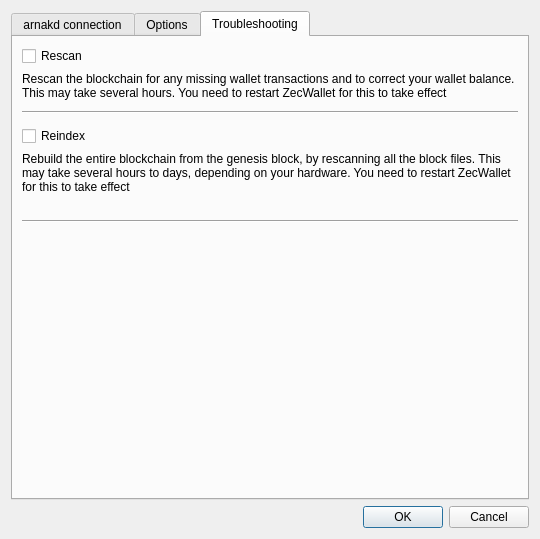
First picture: the form in src/settings.ui, repository michailduzhanski/awallet, before the edit.
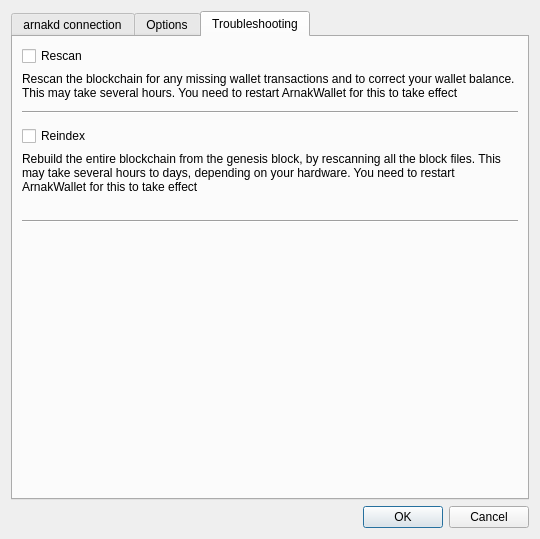
Second picture: the form after the edit. The open tabs and pages were chosen to show the change.

Patch:
```diff
--- a/src/settings.ui
+++ b/src/settings.ui
@@ -350,7 +350,7 @@
        <item row="1" column="0">
         <widget class="QLabel" name="label_9">
          <property name="text">
-          <string>Rescan the blockchain for any missing wallet transactions and to correct your wallet balance. This may take several hours. You need to restart ZecWallet for this to take effect</string>
+          <string>Rescan the blockchain for any missing wallet transactions and to correct your wallet balance. This may take several hours. You need to restart ArnakWallet for this to take effect</string>
          </property>
          <property name="wordWrap">
           <bool>true</bool>
@@ -394,7 +394,7 @@
        <item row="6" column="0">
         <widget class="QLabel" name="label_11">
          <property name="text">
-          <string>Rebuild the entire blockchain from the genesis block, by rescanning all the block files. This may take several hours to days, depending on your hardware. You need to restart ZecWallet for this to take effect</string>
+          <string>Rebuild the entire blockchain from the genesis block, by rescanning all the block files. This may take several hours to days, depending on your hardware. You need to restart ArnakWallet for this to take effect</string>
          </property>
          <property name="wordWrap">
           <bool>true</bool>
```
